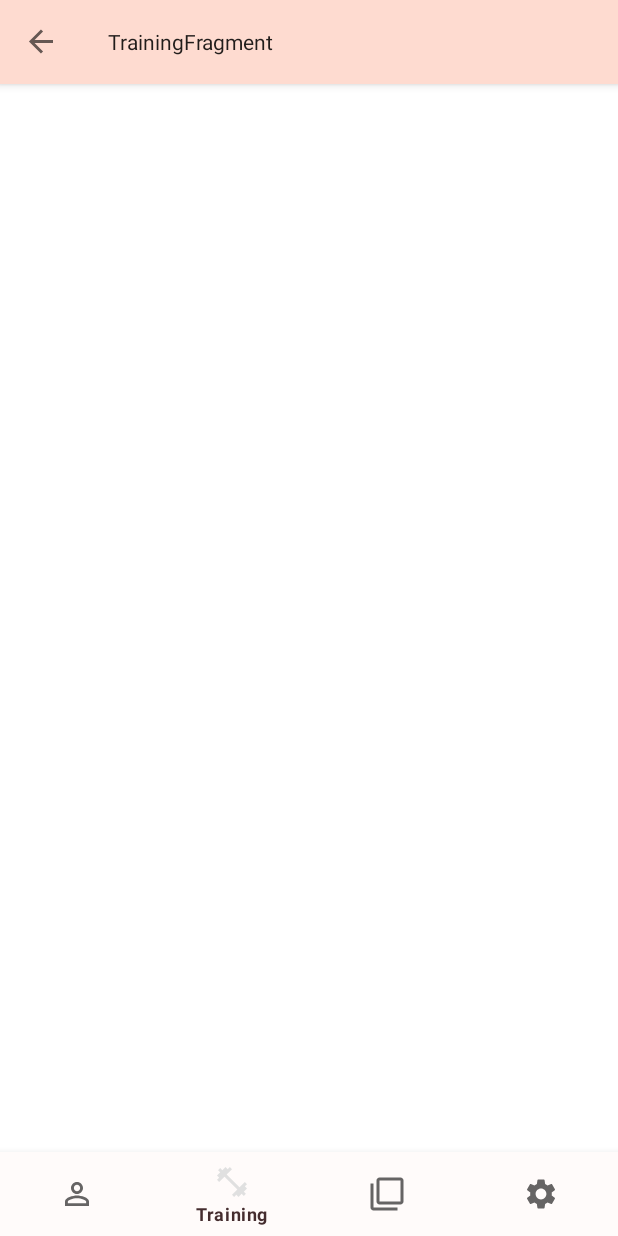
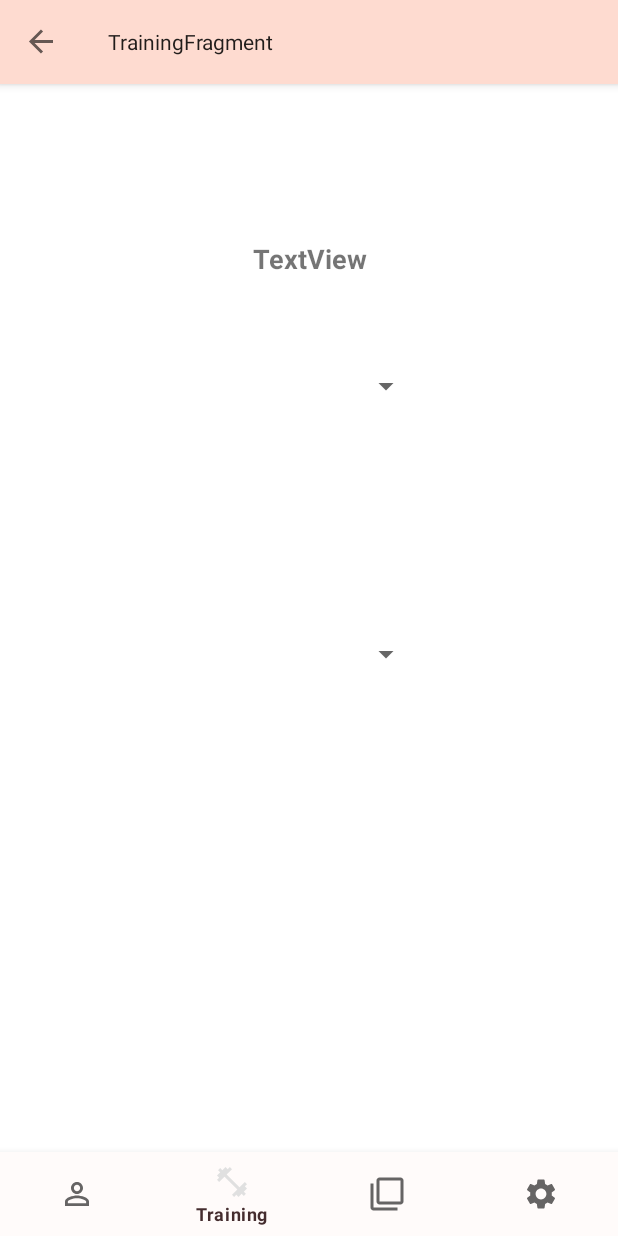
Before and after one commit to asimuleo/android_Pieooreum, an Android app: the TrainingFragment screen opened through its navigation route, on a phone screen of 412 x 824 dp. Run offline under Robolectric (Android 15) with nearby library versions, the phone set to English and light mode, and no system bars; our stand-ins replace navigation-ui.

Commit message:
201120_1

```diff
--- a/app/src/main/res/layout/training_fragment.xml
+++ b/app/src/main/res/layout/training_fragment.xml
@@ -1,6 +1,52 @@
 <?xml version="1.0" encoding="utf-8"?>
 <androidx.constraintlayout.widget.ConstraintLayout
-    xmlns:android="http://schemas.android.com/apk/res/android" android:layout_width="match_parent"
+    xmlns:android="http://schemas.android.com/apk/res/android"
+    xmlns:app="http://schemas.android.com/apk/res-auto"
+    xmlns:tools="http://schemas.android.com/tools"
+    android:layout_width="match_parent"
     android:layout_height="match_parent">
 
+    <TextView
+        android:id="@+id/selectedRoutine"
+        android:layout_width="100dp"
+        android:layout_height="35dp"
+        android:layout_marginTop="104dp"
+        android:text="TextView"
+        android:textAlignment="center"
+        android:textSize="18sp"
+        android:textStyle="bold"
+        app:layout_constraintEnd_toEndOf="parent"
+        app:layout_constraintStart_toStartOf="parent"
+        app:layout_constraintTop_toTopOf="parent" />
+
+    <Spinner
+        android:id="@+id/spinner"
+        android:layout_width="150dp"
+        android:layout_height="40dp"
+        android:layout_marginTop="42dp"
+        app:layout_constraintEnd_toEndOf="parent"
+        app:layout_constraintStart_toStartOf="parent"
+        app:layout_constraintTop_toBottomOf="@+id/selectedRoutine" />
+
+    <Spinner
+        android:id="@+id/spinner2"
+        android:layout_width="150dp"
+        android:layout_height="40dp"
+        android:layout_marginTop="108dp"
+        android:layout_marginBottom="108dp"
+        app:layout_constraintBottom_toTopOf="@+id/spinner3"
+        app:layout_constraintEnd_toEndOf="parent"
+        app:layout_constraintStart_toStartOf="parent"
+        app:layout_constraintTop_toBottomOf="@+id/spinner"
+        app:layout_constraintVertical_bias="0.504" />
+
+    <Spinner
+        android:id="@+id/spinner3"
+        android:layout_width="150dp"
+        android:layout_height="40dp"
+        android:layout_marginBottom="312dp"
+        app:layout_constraintBottom_toBottomOf="parent"
+        app:layout_constraintEnd_toEndOf="parent"
+        app:layout_constraintStart_toStartOf="parent" />
+
 </androidx.constraintlayout.widget.ConstraintLayout>
```
Also changed, not shown: app/src/main/assets/exers.json (+72 -1 lines), app/src/main/java/com/smu/team_andeu/TrainingDest.java (added, +11 -0 lines), app/src/main/res/values/resource_test.xml (added, +10 -0 lines).
